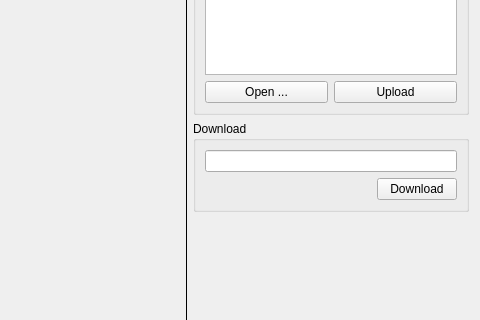
Qt form MongoDBClient/page2.ui (zjmmlab/MongoDBClient) before a commit; both pictures show x 663 to 1143 and y 157 to 477 of the 1143 by 759 pixel window.
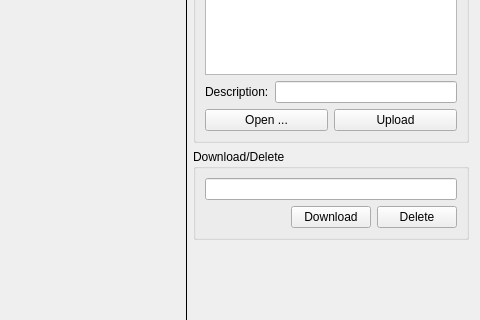
The same form after that commit.

Diff of the .ui file:
```diff
--- a/MongoDBClient/page2.ui
+++ b/MongoDBClient/page2.ui
@@ -13,7 +13,7 @@
   <property name="windowTitle">
    <string>Form</string>
   </property>
-  <layout class="QHBoxLayout" name="horizontalLayout_3">
+  <layout class="QHBoxLayout" name="horizontalLayout_4">
    <item>
     <widget class="QLabel" name="imageView">
      <property name="sizePolicy">
@@ -62,6 +62,39 @@
         <item>
          <widget class="QListWidget" name="filePaths"/>
         </item>
+        <item>
+         <layout class="QHBoxLayout" name="horizontalLayout_3">
+          <item>
+           <widget class="QLabel" name="label">
+            <property name="minimumSize">
+             <size>
+              <width>0</width>
+              <height>20</height>
+             </size>
+            </property>
+            <property name="text">
+             <string>Description:</string>
+            </property>
+           </widget>
+          </item>
+          <item>
+           <widget class="QLineEdit" name="description">
+            <property name="sizePolicy">
+             <sizepolicy hsizetype="Expanding" vsizetype="Fixed">
+              <horstretch>0</horstretch>
+              <verstretch>0</verstretch>
+             </sizepolicy>
+            </property>
+            <property name="minimumSize">
+             <size>
+              <width>0</width>
+              <height>20</height>
+             </size>
+            </property>
+           </widget>
+          </item>
+         </layout>
+        </item>
         <item>
          <layout class="QHBoxLayout" name="horizontalLayout">
           <item>
@@ -98,7 +131,7 @@
         </size>
        </property>
        <property name="title">
-        <string>Download</string>
+        <string>Download/Delete</string>
        </property>
        <layout class="QVBoxLayout" name="verticalLayout_2">
         <item>
@@ -121,6 +154,18 @@
           </item>
           <item>
            <widget class="QPushButton" name="download">
+            <property name="sizePolicy">
+             <sizepolicy hsizetype="Preferred" vsizetype="Fixed">
+              <horstretch>0</horstretch>
+              <verstretch>0</verstretch>
+             </sizepolicy>
+            </property>
+            <property name="minimumSize">
+             <size>
+              <width>75</width>
+              <height>0</height>
+             </size>
+            </property>
             <property name="maximumSize">
              <size>
               <width>120</width>
@@ -132,6 +177,25 @@
             </property>
            </widget>
           </item>
+          <item>
+           <widget class="QPushButton" name="remove">
+            <property name="sizePolicy">
+             <sizepolicy hsizetype="Preferred" vsizetype="Fixed">
+              <horstretch>0</horstretch>
+              <verstretch>0</verstretch>
+             </sizepolicy>
+            </property>
+            <property name="minimumSize">
+             <size>
+              <width>75</width>
+              <height>20</height>
+             </size>
+            </property>
+            <property name="text">
+             <string>Delete</string>
+            </property>
+           </widget>
+          </item>
          </layout>
         </item>
        </layout>
```
Left out of the diff: 2 changed lines with no effect on the pictures.
